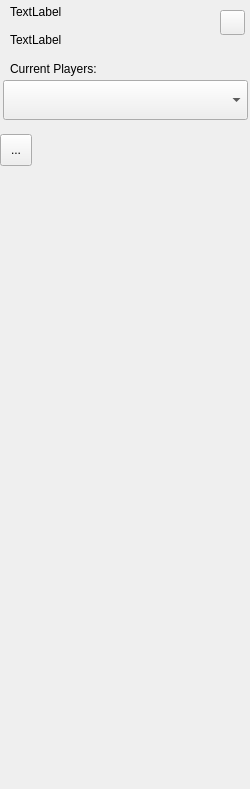
Before: the Qt Designer form client/editor/map_editor.ui in longturn/freeciv21, drawn with Qt 5.
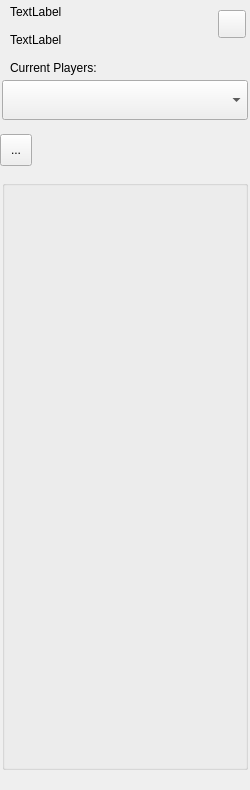
After: the same form once the commit is applied.

```diff
--- a/client/editor/map_editor.ui
+++ b/client/editor/map_editor.ui
@@ -7,7 +7,7 @@
     <x>0</x>
     <y>0</y>
     <width>250</width>
-    <height>789</height>
+    <height>790</height>
    </rect>
   </property>
   <property name="sizePolicy">
@@ -48,10 +48,10 @@
   <widget class="QPushButton" name="but_close">
    <property name="geometry">
     <rect>
-     <x>220</x>
+     <x>218</x>
      <y>10</y>
-     <width>25</width>
-     <height>25</height>
+     <width>28</width>
+     <height>28</height>
     </rect>
    </property>
    <property name="text">
@@ -96,13 +96,13 @@
     </item>
    </layout>
   </widget>
-  <widget class="QWidget" name="verticalLayoutWidget_2">
+  <widget class="QGroupBox" name="qGroupBox_tools">
    <property name="geometry">
     <rect>
-     <x>-1</x>
+     <x>2</x>
      <y>180</y>
-     <width>251</width>
-     <height>591</height>
+     <width>246</width>
+     <height>590</height>
     </rect>
    </property>
    <layout class="QVBoxLayout" name="vlayout_tools">
@@ -123,9 +123,9 @@
   <widget class="QComboBox" name="combo_players">
    <property name="geometry">
     <rect>
-     <x>3</x>
+     <x>2</x>
      <y>80</y>
-     <width>245</width>
+     <width>246</width>
      <height>40</height>
     </rect>
    </property>
@@ -147,8 +147,8 @@
     <rect>
      <x>10</x>
      <y>60</y>
-     <width>141</width>
-     <height>18</height>
+     <width>140</width>
+     <height>16</height>
     </rect>
    </property>
    <property name="text">
```
Left out of the diff: 12 changed lines with no effect on the pictures.
